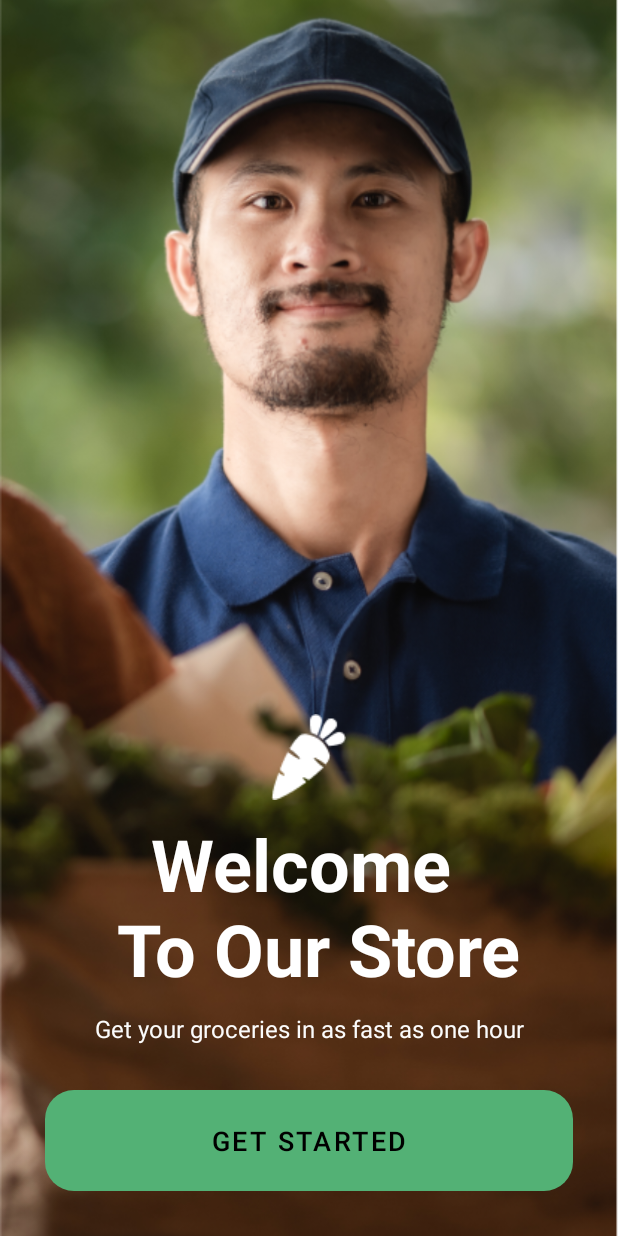
After one commit to SaraHossGit/NectarProject, an Android app: the GetStartedScreen screen opened directly, with no data from a screen before it, on a phone screen of 412 x 824 dp. The commit adds this screen. Run offline under Robolectric (Android 15) with nearby library versions, the phone set to English and light mode, and no system bars.

Commit message:
Initial Commit

```diff
--- a/app/src/main/java/com/example/nectarproject/MainActivity.java
+++ b/app/src/main/java/com/example/nectarproject/ConnectScreen.java
@@ -4,11 +4,11 @@ import androidx.appcompat.app.AppCompatActivity;
 
 import android.os.Bundle;
 
-public class MainActivity extends AppCompatActivity {
+public class ConnectScreen extends AppCompatActivity {
 
     @Override
     protected void onCreate(Bundle savedInstanceState) {
         super.onCreate(savedInstanceState);
-        setContentView(R.layout.activity_main);
+        setContentView(R.layout.activity_connect);
     }
 }
--- /dev/null
+++ b/app/src/main/java/com/example/nectarproject/GetStartedScreen.java
@@ -0,0 +1,27 @@
+package com.example.nectarproject;
+
+import androidx.appcompat.app.AppCompatActivity;
+
+import android.content.Intent;
+import android.os.Bundle;
+import android.view.View;
+import android.widget.Button;
+
+public class GetStartedScreen extends AppCompatActivity {
+
+    Button getStartedBtn;
+    @Override
+    protected void onCreate(Bundle savedInstanceState) {
+        super.onCreate(savedInstanceState);
+        setContentView(R.layout.activity_get_started_screen);
+
+        getStartedBtn = findViewById(R.id.get_started_btn);
+        getStartedBtn.setOnClickListener(new View.OnClickListener() {
+            @Override
+            public void onClick(View view) {
+                Intent i= new Intent(GetStartedScreen.this, ConnectScreen.class);
+                startActivity(i);
+            }
+        });
+    }
+}
--- a/app/src/main/java/com/example/nectarproject/MainActivity3.java
+++ b/app/src/main/java/com/example/nectarproject/MobileNum.java
@@ -2,14 +2,13 @@ package com.example.nectarproject;
 
 import androidx.appcompat.app.AppCompatActivity;
 
-import android.app.ActionBar;
 import android.os.Bundle;
 
-public class MainActivity3 extends AppCompatActivity {
+public class MobileNum extends AppCompatActivity {
 
     @Override
     protected void onCreate(Bundle savedInstanceState) {
         super.onCreate(savedInstanceState);
-        setContentView(R.layout.activity_main3);
+        setContentView(R.layout.activity_mobile_num);
     }
 }
--- a/app/src/main/java/com/example/nectarproject/SplashScreen.java
+++ b/app/src/main/java/com/example/nectarproject/SplashScreen.java
@@ -24,7 +24,7 @@ public class SplashScreen extends AppCompatActivity {
         handler.postDelayed(new Runnable(){
             @Override
             public void run() {
-                Intent i=new Intent(SplashScreen.this, MainActivity4.class);
+                Intent i=new Intent(SplashScreen.this, GetStartedScreen.class);
                 startActivity(i);
             }
         }, 4000);
--- a/app/src/main/res/layout/activity_main2.xml
+++ b/app/src/main/res/layout/activity_connect.xml
@@ -4,7 +4,8 @@
     xmlns:tools="http://schemas.android.com/tools"
     android:layout_width="match_parent"
     android:layout_height="match_parent"
-    tools:context=".MainActivity2">
+    android:background="@color/text_color1"
+    tools:context=".ConnectScreen">
 
 
     <!--Groceries Iamge-->
--- a/app/src/main/res/layout/activity_main.xml
+++ b/app/src/main/res/layout/activity_get_started_screen.xml
@@ -4,7 +4,7 @@
     xmlns:tools="http://schemas.android.com/tools"
     android:layout_width="match_parent"
     android:layout_height="wrap_content"
-    tools:context=".MainActivity">
+    tools:context=".GetStartedScreen">
 
     <ImageView
         android:layout_width="match_parent"
@@ -48,6 +48,7 @@
         />
 
         <Button
+            android:id="@+id/get_started_btn"
             android:layout_width="match_parent"
             android:layout_height="67dp"
             android:layout_marginHorizontal="30dp"
--- a/app/src/main/res/layout/activity_main4.xml
+++ b/app/src/main/res/layout/activity_login_screen.xml
@@ -4,7 +4,8 @@
     xmlns:tools="http://schemas.android.com/tools"
     android:layout_width="match_parent"
     android:layout_height="match_parent"
-    tools:context=".MainActivity4">
+    android:background="@color/text_color1"
+    tools:context=".LoginScreen">
 
     <!--Blurred Background Top-->
     <ImageView
@@ -120,6 +121,7 @@
                 android:layout_width="wrap_content"
                 android:layout_height="wrap_content"
                 android:text=" Singup"
+                android:onClick="goToSignup"
                 android:textColor="@color/btn_color1"
                 />
 
--- a/app/src/main/res/layout/activity_main3.xml
+++ b/app/src/main/res/layout/activity_mobile_num.xml
@@ -4,7 +4,8 @@
     xmlns:tools="http://schemas.android.com/tools"
     android:layout_width="match_parent"
     android:layout_height="wrap_content"
-    tools:context=".MainActivity3">
+    android:background="@color/text_color1"
+    tools:context=".MobileNum">
 
     <!--Blurred Background-->
     <ImageView
--- a/app/src/main/res/layout/activity_sign_up_screen.xml
+++ b/app/src/main/res/layout/activity_sign_up_screen.xml
@@ -4,6 +4,7 @@
     xmlns:tools="http://schemas.android.com/tools"
     android:layout_width="match_parent"
     android:layout_height="match_parent"
+    android:background="@color/text_color1"
     tools:context=".SignUpScreen">
 
     <!--Blurred Background Top-->
@@ -166,6 +167,7 @@
                 android:layout_width="wrap_content"
                 android:layout_height="wrap_content"
                 android:text=" Singin"
+                android:onClick="goToSignin"
                 android:textColor="@color/btn_color1"
                 />
 
```
Also changed, not shown: app/src/main/AndroidManifest.xml (+4 -4 lines), app/src/main/java/com/example/nectarproject/LoginScreen.java (added, +36 -0 lines), app/src/main/java/com/example/nectarproject/MainActivity2.java (deleted, +0 -14 lines), app/src/main/java/com/example/nectarproject/MainActivity4.java (deleted, +0 -30 lines), app/src/main/java/com/example/nectarproject/SignUpScreen.java (+7 -0 lines).
